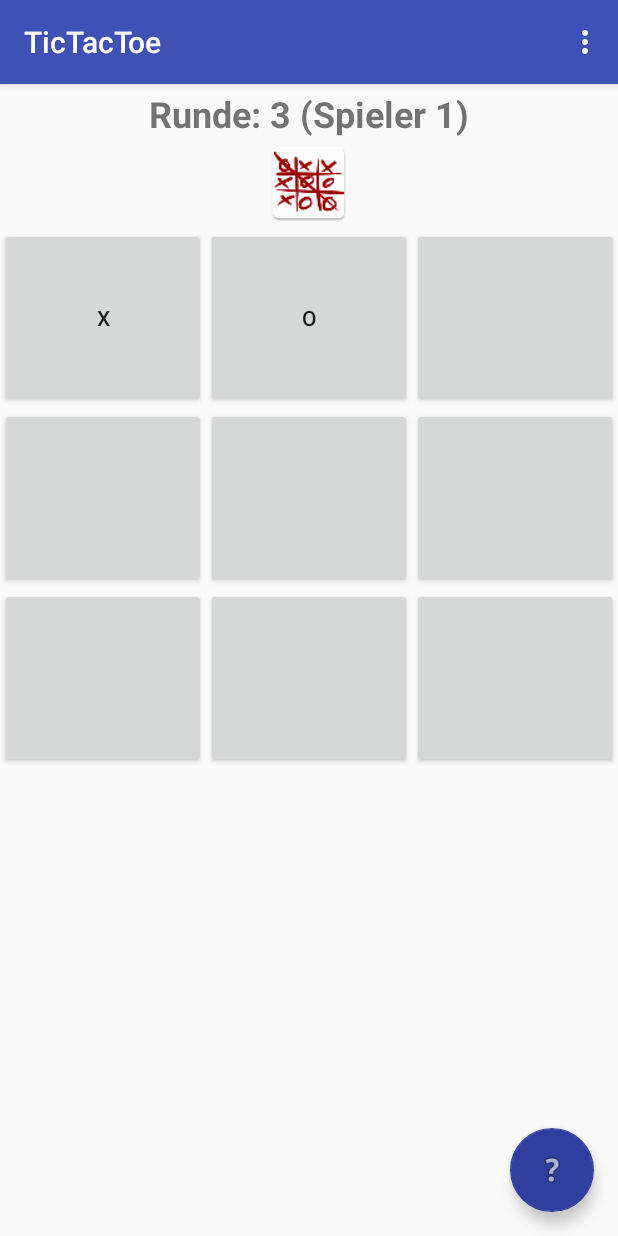
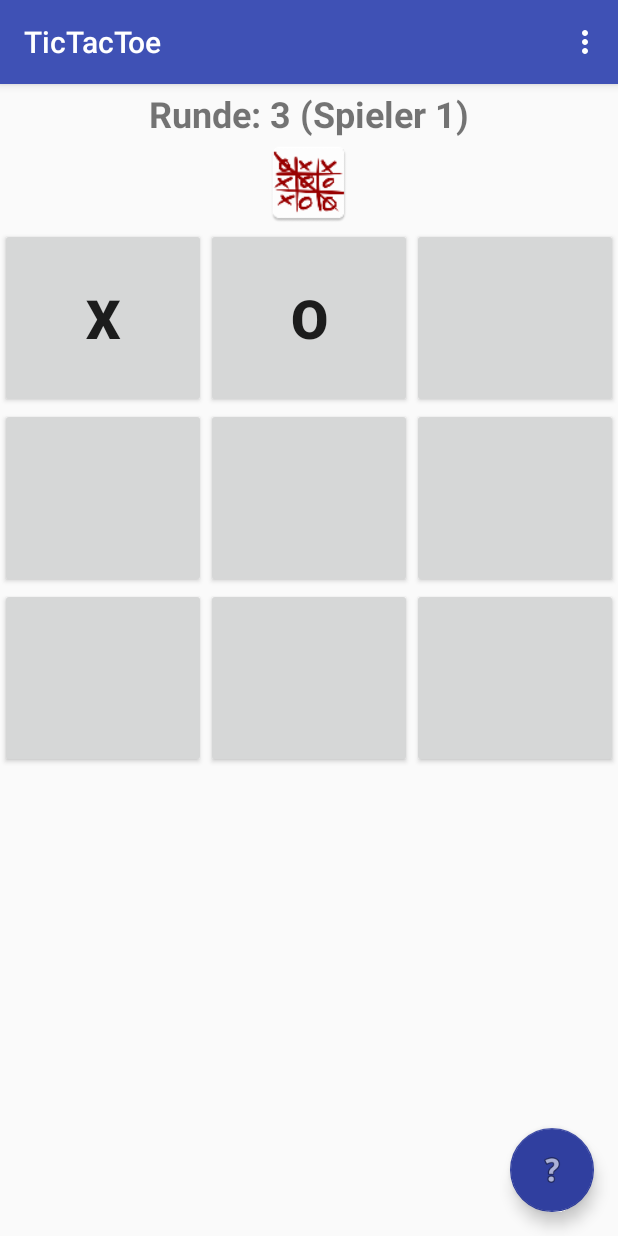
Before and after one commit to TorbenStriegel/Tic-Tac-Toe-Andoid_App, an Android app: the screen it shows after launch (Main_Activity), after a tap on an icon or button, on a phone screen of 412 x 824 dp. Run offline under Robolectric (Android 15) with nearby library versions, the phone set to English and light mode, and no system bars; 2 other taps on this screen came first.

Commit message:
Schrift in den Buttons vergrößert und fett gemacht.

```diff
--- a/Android_App/TicTacToe_AndroidAplication/app/src/main/res/layout/content_main_.xml
+++ b/Android_App/TicTacToe_AndroidAplication/app/src/main/res/layout/content_main_.xml
@@ -40,19 +40,25 @@
                 android:layout_width="wrap_content"
                 android:layout_height="@dimen/buttonTicTacToe_horizontal_high"
                 android:id="@+id/buttonSpiel_1"
-                android:layout_weight="1" />
+                android:layout_weight="1"
+                android:textSize="36sp"
+                android:textStyle="normal|bold" />
 
             <Button
                 android:layout_width="wrap_content"
                 android:layout_height="@dimen/buttonTicTacToe_horizontal_high"
                 android:id="@+id/buttonSpiel_2"
-                android:layout_weight="1" />
+                android:layout_weight="1"
+                android:textSize="36sp"
+                android:textStyle="normal|bold" />
 
             <Button
                 android:layout_width="wrap_content"
                 android:layout_height="@dimen/buttonTicTacToe_horizontal_high"
                 android:id="@+id/buttonSpiel_3"
-                android:layout_weight="1" />
+                android:layout_weight="1"
+                android:textSize="36sp"
+                android:textStyle="normal|bold" />
         </LinearLayout>
 
         <LinearLayout
@@ -63,19 +69,25 @@
                 android:layout_width="wrap_content"
                 android:layout_height="@dimen/buttonTicTacToe_horizontal_high"
                 android:id="@+id/buttonSpiel_4"
-                android:layout_weight="1" />
+                android:layout_weight="1"
+                android:textSize="36sp"
+                android:textStyle="normal|bold" />
 
             <Button
                 android:layout_width="wrap_content"
                 android:layout_height="@dimen/buttonTicTacToe_horizontal_high"
                 android:id="@+id/buttonSpiel_5"
-                android:layout_weight="1" />
+                android:layout_weight="1"
+                android:textSize="36sp"
+                android:textStyle="normal|bold" />
 
             <Button
                 android:layout_width="wrap_content"
                 android:layout_height="@dimen/buttonTicTacToe_horizontal_high"
                 android:id="@+id/buttonSpiel_6"
-                android:layout_weight="1" />
+                android:layout_weight="1"
+                android:textSize="36sp"
+                android:textStyle="normal|bold" />
         </LinearLayout>
 
         <LinearLayout
@@ -86,19 +98,25 @@
                 android:layout_width="wrap_content"
                 android:layout_height="@dimen/buttonTicTacToe_horizontal_high"
                 android:id="@+id/buttonSpiel_7"
-                android:layout_weight="1" />
+                android:layout_weight="1"
+                android:textSize="36sp"
+                android:textStyle="normal|bold" />
 
             <Button
                 android:layout_width="wrap_content"
                 android:layout_height="@dimen/buttonTicTacToe_horizontal_high"
                 android:id="@+id/buttonSpiel_8"
-                android:layout_weight="1" />
+                android:layout_weight="1"
+                android:textSize="36sp"
+                android:textStyle="normal|bold" />
 
             <Button
                 android:layout_width="wrap_content"
                 android:layout_height="@dimen/buttonTicTacToe_horizontal_high"
                 android:id="@+id/buttonSpiel_9"
-                android:layout_weight="1" />
+                android:layout_weight="1"
+                android:textSize="36sp"
+                android:textStyle="normal|bold" />
 
         </LinearLayout>
     </LinearLayout>
```
